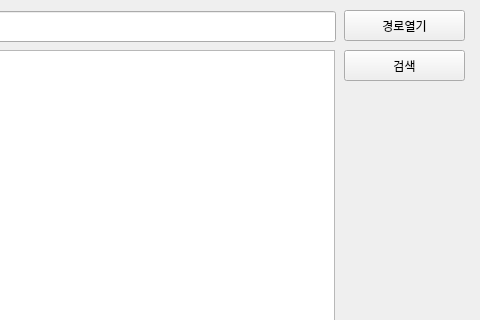
Old version of the form SamplCode/SampleUI.ui in the repository kimhopepa/PythonPjt; both pictures show x 536 to 1016 and y 0 to 320 of the 1016 by 643 pixel window.
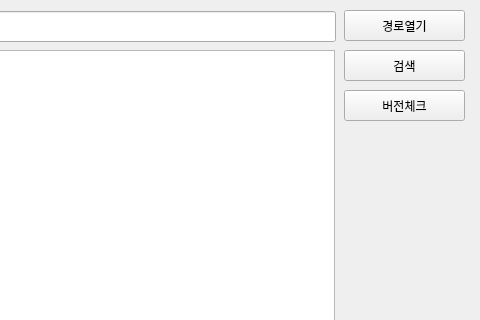
New version of the form.

Diff of the .ui file:
```diff
--- a/SamplCode/SampleUI.ui
+++ b/SamplCode/SampleUI.ui
@@ -89,6 +89,19 @@
     <string>경로열기</string>
    </property>
   </widget>
+  <widget class="QPushButton" name="pushButton_Version">
+   <property name="geometry">
+    <rect>
+     <x>880</x>
+     <y>90</y>
+     <width>121</width>
+     <height>31</height>
+    </rect>
+   </property>
+   <property name="text">
+    <string>버전체크</string>
+   </property>
+  </widget>
  </widget>
  <resources/>
  <connections/>
```
Left out of the diff: 6 changed lines with no effect on the pictures.
